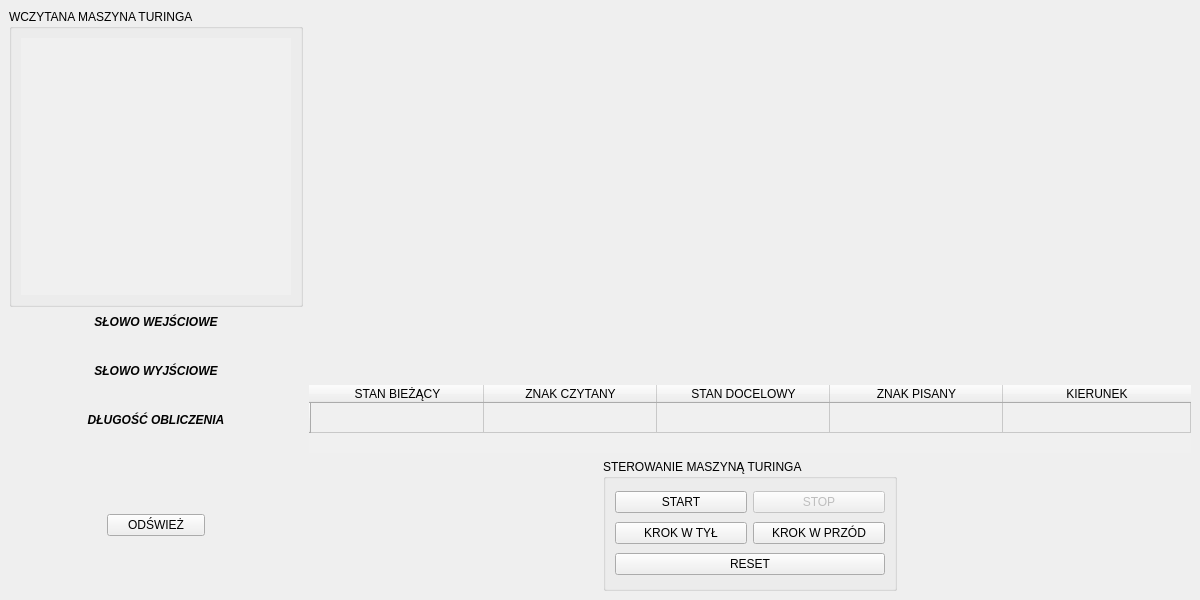
First picture: the form in form.ui, repository MichSosnowski/Deterministic_Turing_Machine, before the edit.
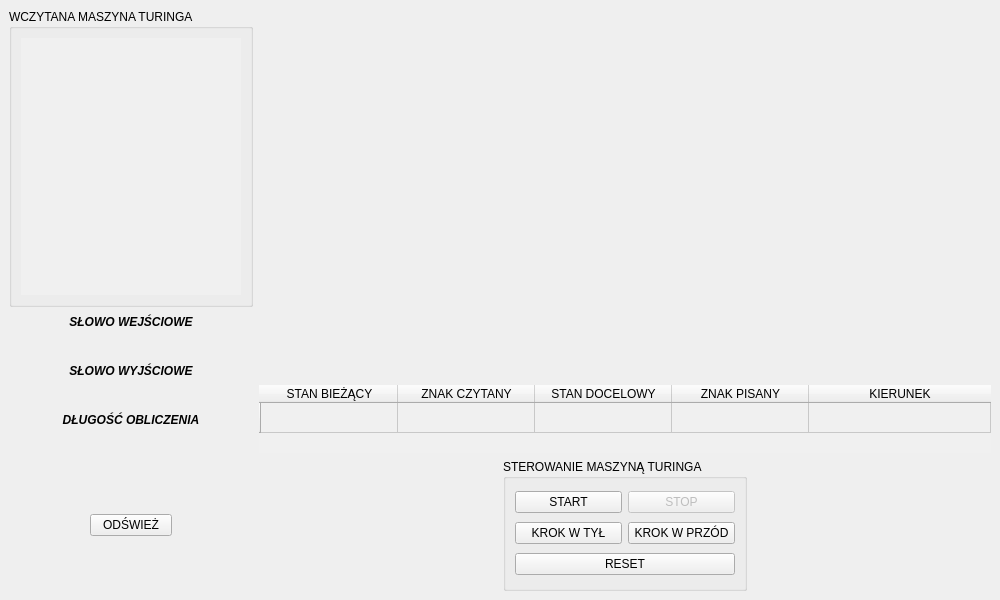
Second picture: the form after the edit.

Commit message: Changed size of main window

Diff of the .ui file:
```diff
--- a/form.ui
+++ b/form.ui
@@ -6,7 +6,7 @@
    <rect>
     <x>0</x>
     <y>0</y>
-    <width>1200</width>
+    <width>1000</width>
     <height>600</height>
    </rect>
   </property>
@@ -265,7 +265,7 @@
        <bool>false</bool>
       </attribute>
       <attribute name="horizontalHeaderDefaultSectionSize">
-       <number>173</number>
+       <number>137</number>
       </attribute>
       <attribute name="horizontalHeaderHighlightSections">
        <bool>false</bool>
```
The commit also changes 1 other file.
